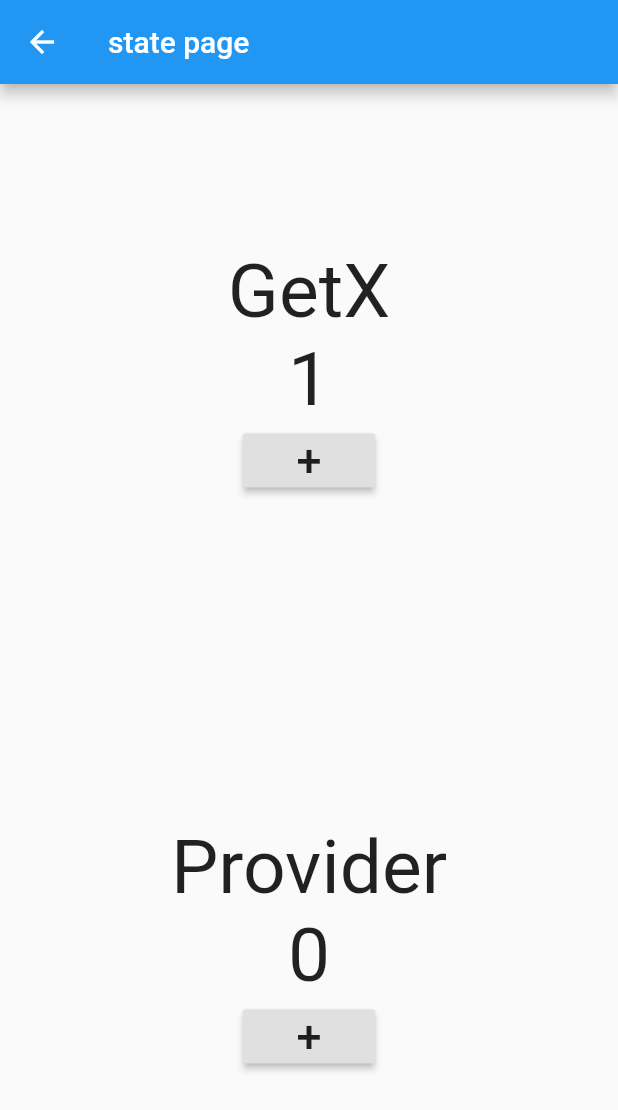
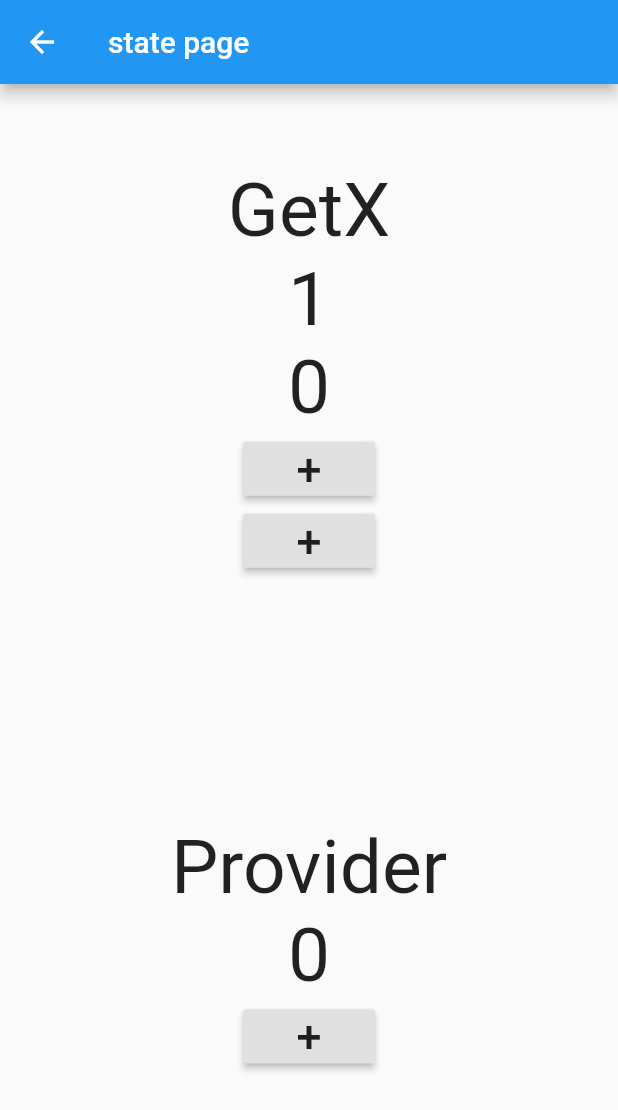
Before and after one commit to rwarou/getX, a Flutter app: the SimpleStateManagePage screen opened directly, after a tap on an icon or button, on a phone screen of 412 x 824 dp. Shown: the top 1110 px of the screen. Run offline on Flutter 3.47's test engine with Material 2 defaults, Android fonts, the phone set to English and light mode, and no system bars; our stand-ins replace get.

Commit message:
단순 상태 관리 정리

```diff
--- a/lib/src/controller/countControllerWithGetX.dart
+++ b/lib/src/controller/countControllerWithGetX.dart
@@ -4,8 +4,8 @@ import 'package:get/get_state_manager/get_state_manager.dart';
 class CountControllerWithGetX extends GetxController {
   int count = 0;
 
-  void increase() {
+  void increase(String id) {
     count++;
-    update();
+    update([id]);
   }
 }
--- a/lib/src/pages/state/withGetX.dart
+++ b/lib/src/pages/state/withGetX.dart
@@ -5,14 +5,14 @@ import 'package:get_x/src/controller/countControllerWithGetX.dart';
 class WithGetX extends StatelessWidget {
   const WithGetX({Key? key}) : super(key: key);
 
-  Widget _button() {
+  Widget _button(String id) {
     return RaisedButton(
       child: Text(
         "+",
         style: TextStyle(fontSize: 30),
       ),
       onPressed: () {
-        Get.find<CountControllerWithGetX>().increase();
+        Get.find<CountControllerWithGetX>().increase(id);
       },
     );
   }
@@ -28,6 +28,7 @@ class WithGetX extends StatelessWidget {
             style: TextStyle(fontSize: 50),
           ),
           GetBuilder<CountControllerWithGetX>(
+            id: "first",
             builder: (controller) {
               return Text(
                 "${controller.count}",
@@ -35,7 +36,17 @@ class WithGetX extends StatelessWidget {
               );
             },
           ),
-          _button(),
+          GetBuilder<CountControllerWithGetX>(
+            id: "second",
+            builder: (controller) {
+              return Text(
+                "${controller.count}",
+                style: TextStyle(fontSize: 50),
+              );
+            },
+          ),
+          _button("first"),
+          _button("second"),
         ],
       ),
     );
```
